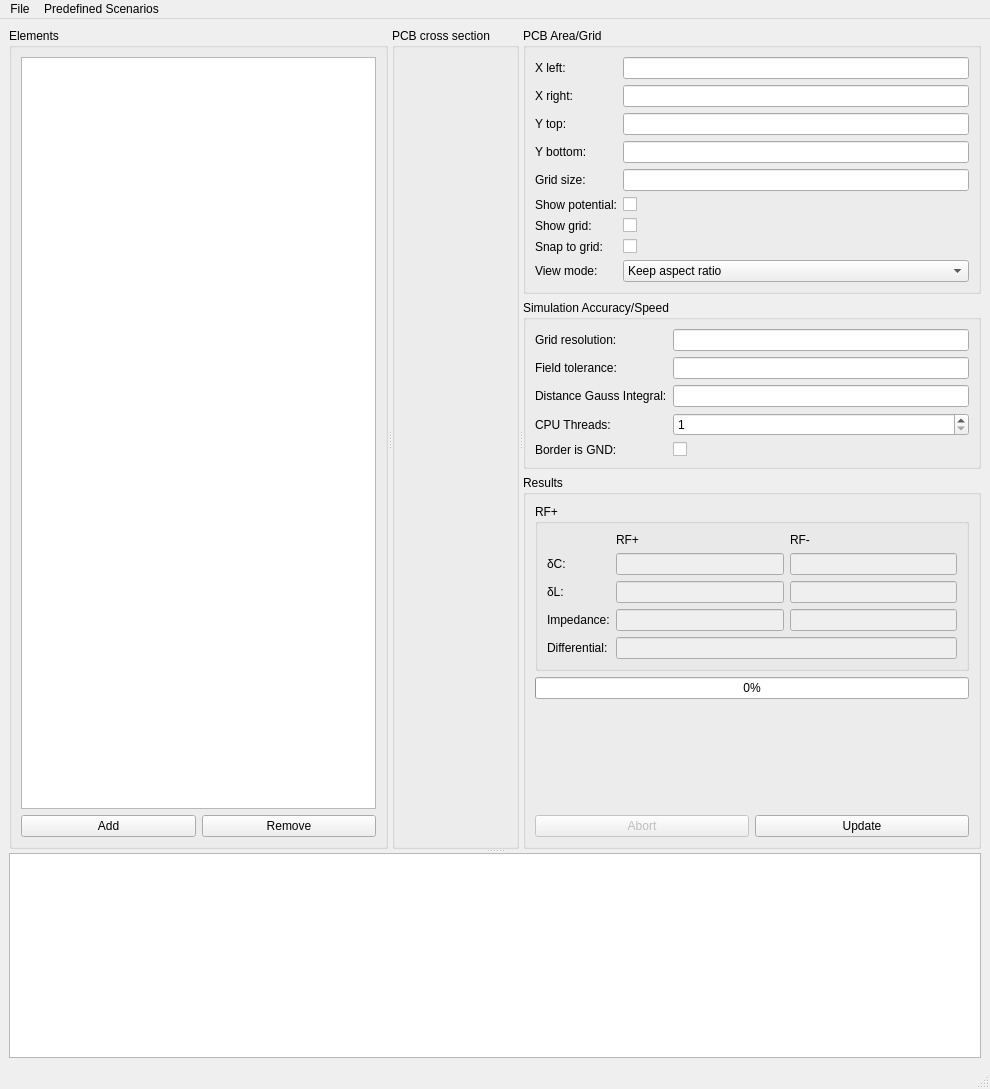
Before: the Qt Designer form Software/RF2DFieldSolver/mainwindow.ui in jankae/RF2DFieldSolver, drawn with Qt 5.
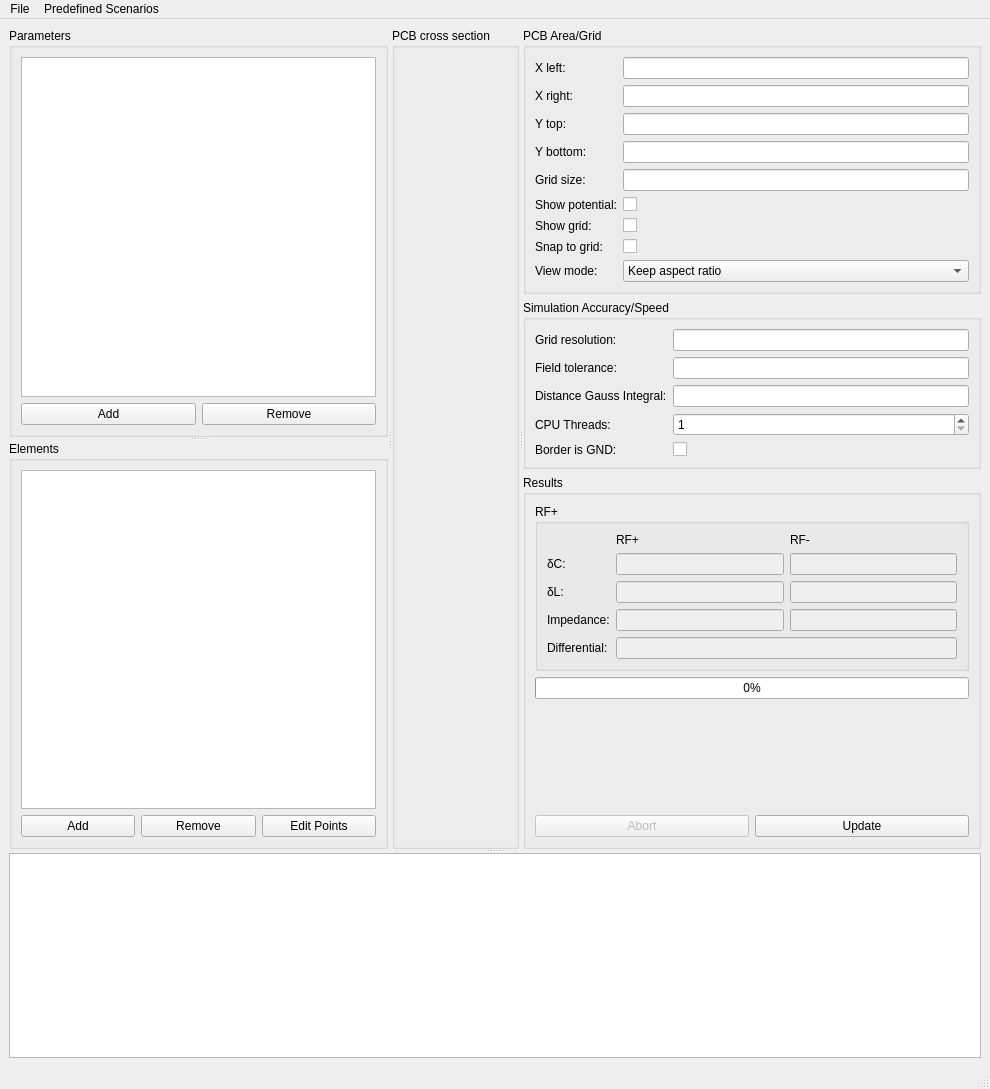
After: the same form once the commit is applied. Custom widgets are drawn as their Qt base class.

Commit message: Add parametric geometry definition (parameters + equation-based points)

```diff
--- a/Software/RF2DFieldSolver/mainwindow.ui
+++ b/Software/RF2DFieldSolver/mainwindow.ui
@@ -30,6 +30,45 @@
        <property name="orientation">
         <enum>Qt::Horizontal</enum>
        </property>
+       <widget class="QSplitter" name="leftSplitter">
+        <property name="orientation">
+         <enum>Qt::Vertical</enum>
+        </property>
+        <widget class="QGroupBox" name="parametersBox">
+         <property name="title">
+          <string>Parameters</string>
+         </property>
+         <layout class="QVBoxLayout" name="parametersLayout">
+          <item>
+           <widget class="QTableView" name="paramTable">
+            <attribute name="horizontalHeaderStretchLastSection">
+             <bool>true</bool>
+            </attribute>
+            <attribute name="verticalHeaderVisible">
+             <bool>false</bool>
+            </attribute>
+           </widget>
+          </item>
+          <item>
+           <layout class="QHBoxLayout" name="parametersButtonLayout">
+            <item>
+             <widget class="QPushButton" name="paramAdd">
+              <property name="text">
+               <string>Add</string>
+              </property>
+             </widget>
+            </item>
+            <item>
+             <widget class="QPushButton" name="paramRemove">
+              <property name="text">
+               <string>Remove</string>
+              </property>
+             </widget>
+            </item>
+           </layout>
+          </item>
+         </layout>
+        </widget>
        <widget class="QGroupBox" name="groupBox_3">
         <property name="title">
          <string>Elements</string>
@@ -61,9 +100,17 @@
              </property>
             </widget>
            </item>
+           <item>
+            <widget class="QPushButton" name="editPoints">
+             <property name="text">
+              <string>Edit Points</string>
+             </property>
+            </widget>
+           </item>
           </layout>
          </item>
         </layout>
+       </widget>
        </widget>
        <widget class="QGroupBox" name="groupBox_2">
         <property name="title">
```
The commit also changes 17 other files.
